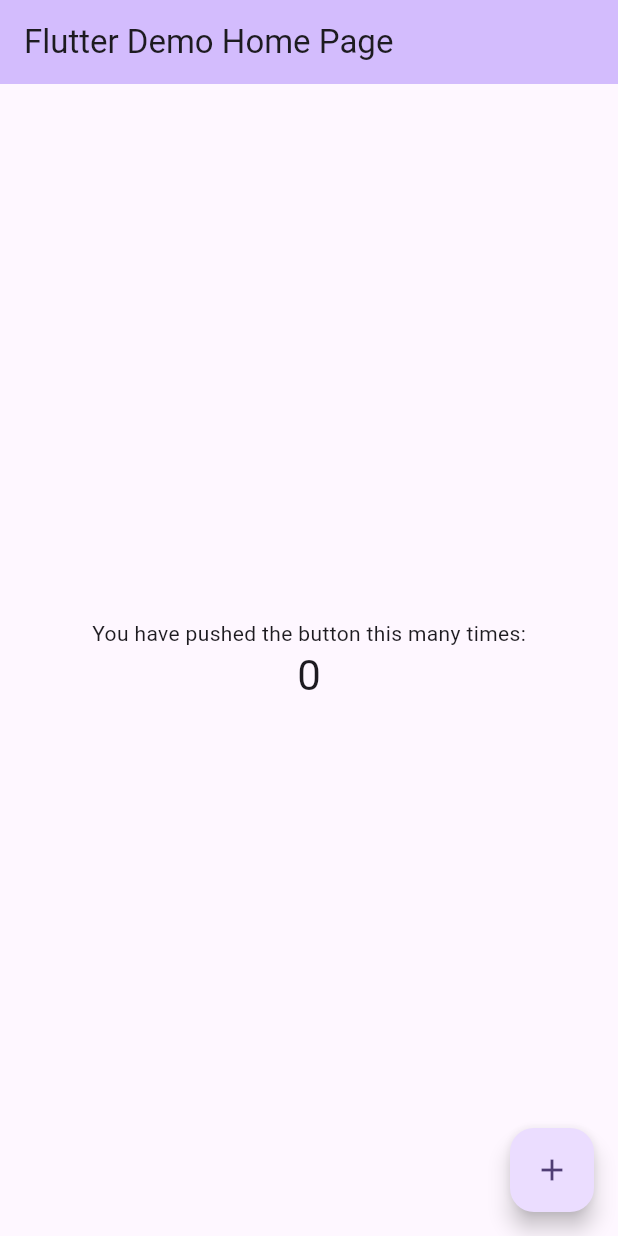
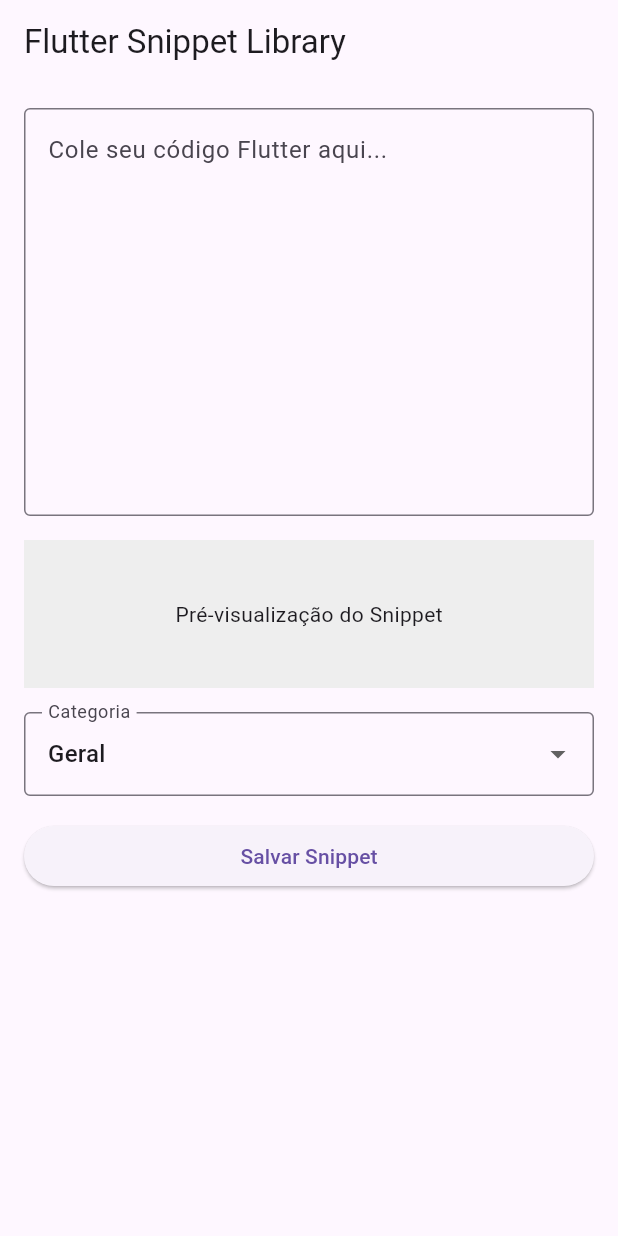
Before and after one commit to RogerioMatos75/myapp, a Flutter app: the screen it shows after launch, on a phone screen of 412 x 824 dp. Run offline on Flutter 3.47's test engine with Material 3 defaults, Android fonts, the phone set to English and light mode, and no system bars; our stand-ins replace web; missing offline and left inert: dart:ui_web.

```diff
--- a/lib/main.dart
+++ b/lib/main.dart
@@ -1,4 +1,8 @@
 import 'package:flutter/material.dart';
+import 'package:flutter/foundation.dart';
+
+import 'dart:ui_web' as ui_web;
+import 'package:web/web.dart' as web;
 
 void main() {
   runApp(const MyApp());
@@ -7,116 +11,204 @@ void main() {
 class MyApp extends StatelessWidget {
   const MyApp({super.key});
 
-  // This widget is the root of your application.
   @override
   Widget build(BuildContext context) {
     return MaterialApp(
-      title: 'Flutter Demo',
+      title: 'Snippet Library App', // Título da aplicação
       theme: ThemeData(
-        // This is the theme of your application.
-        //
-        // TRY THIS: Try running your application with "flutter run". You'll see
-        // the application has a purple toolbar. Then, without quitting the app,
-        // try changing the seedColor in the colorScheme below to Colors.green
-        // and then invoke "hot reload" (save your changes or press the "hot
-        // reload" button in a Flutter-supported IDE, or press "r" if you used
-        // the command line to start the app).
-        //
-        // Notice that the counter didn't reset back to zero; the application
-        // state is not lost during the reload. To reset the state, use hot
-        // restart instead.
-        //
-        // This works for code too, not just values: Most code changes can be
-        // tested with just a hot reload.
-        colorScheme: ColorScheme.fromSeed(seedColor: Colors.deepPurple),
+        primarySwatch: Colors.blue, // Tema padrão
       ),
-      home: const MyHomePage(title: 'Flutter Demo Home Page'),
+      home: SnippetListPage(), // Nossa nova tela principal
     );
   }
 }
 
-class MyHomePage extends StatefulWidget {
-  const MyHomePage({super.key, required this.title});
-
-  // This widget is the home page of your application. It is stateful, meaning
-  // that it has a State object (defined below) that contains fields that affect
-  // how it looks.
-
-  // This class is the configuration for the state. It holds the values (in this
-  // case the title) provided by the parent (in this case the App widget) and
-  // used by the build method of the State. Fields in a Widget subclass are
-  // always marked "final".
-
-  final String title;
+class SnippetListPage extends StatefulWidget {
+  const SnippetListPage({super.key});
 
   @override
-  State<MyHomePage> createState() => _MyHomePageState();
+  SnippetListPageState createState() => SnippetListPageState();
 }
 
-class _MyHomePageState extends State<MyHomePage> {
-  int _counter = 0;
+class SnippetListPageState extends State<SnippetListPage> {
+  // Controlador para o campo de texto onde o usuário inserirá o código
+  final TextEditingController _codeController = TextEditingController();
+  // Lista para armazenar os snippets (inicialmente vazia)
+  List<SnippetCardData> snippets = [];
+  String _selectedCategory = 'Geral'; // Default category
+  final List<String> _categories = ['Geral', 'Widgets', 'Layout']; // Example categories
 
-  void _incrementCounter() {
-    setState(() {
-      // This call to setState tells the Flutter framework that something has
-      // changed in this State, which causes it to rerun the build method below
-      // so that the display can reflect the updated values. If we changed
-      // _counter without calling setState(), then the build method would not be
-      // called again, and so nothing would appear to happen.
-      _counter++;
-    });
+  @override
+  void dispose() {
+    // Lembre-se de descartar o controlador quando o widget for removido
+    _codeController.dispose();
+    super.dispose();
   }
 
   @override
   Widget build(BuildContext context) {
-    // This method is rerun every time setState is called, for instance as done
-    // by the _incrementCounter method above.
-    //
-    // The Flutter framework has been optimized to make rerunning build methods
-    // fast, so that you can just rebuild anything that needs updating rather
-    // than having to individually change instances of widgets.
     return Scaffold(
       appBar: AppBar(
-        // TRY THIS: Try changing the color here to a specific color (to
-        // Colors.amber, perhaps?) and trigger a hot reload to see the AppBar
-        // change color while the other colors stay the same.
-        backgroundColor: Theme.of(context).colorScheme.inversePrimary,
-        // Here we take the value from the MyHomePage object that was created by
-        // the App.build method, and use it to set our appbar title.
-        title: Text(widget.title),
+        title: const Text('Flutter Snippet Library'),
       ),
-      body: Center(
-        // Center is a layout widget. It takes a single child and positions it
-        // in the middle of the parent.
+      body: Padding(
+        padding: const EdgeInsets.all(16.0),
         child: Column(
-          // Column is also a layout widget. It takes a list of children and
-          // arranges them vertically. By default, it sizes itself to fit its
-          // children horizontally, and tries to be as tall as its parent.
-          //
-          // Column has various properties to control how it sizes itself and
-          // how it positions its children. Here we use mainAxisAlignment to
-          // center the children vertically; the main axis here is the vertical
-          // axis because Columns are vertical (the cross axis would be
-          // horizontal).
-          //
-          // TRY THIS: Invoke "debug painting" (choose the "Toggle Debug Paint"
-          // action in the IDE, or press "p" in the console), to see the
-          // wireframe for each widget.
-          mainAxisAlignment: MainAxisAlignment.center,
-          children: <Widget>[
-            const Text('You have pushed the button this many times:'),
-            Text(
-              '$_counter',
-              style: Theme.of(context).textTheme.headlineMedium,
+          crossAxisAlignment: CrossAxisAlignment.stretch,
+          children: [
+            // Área para inserir o código
+            TextField(
+              controller: _codeController,
+              maxLines: 10, // Permite múltiplas linhas para o código
+              decoration: InputDecoration(
+                hintText: 'Cole seu código Flutter aqui...',
+                border: OutlineInputBorder(),
+              ),
+            ),
+            SizedBox(height: 16.0), // Espaço entre os elementos
+
+            // Área para a pré-visualização (Placeholder por enquanto)
+            Expanded(
+              flex: 1, // Ocupa 1 parte do espaço disponível
+              child: Container(
+                color: Colors.grey[200], // Cor de fundo para diferenciar
+                child: Center(
+                  child: Text('Pré-visualização do Snippet'),
+                ),
+              ),
+            ),
+            SizedBox(height: 16.0),
+
+            // Dropdown para selecionar a categoria
+            DropdownButtonFormField<String>(
+              value: _selectedCategory,
+              decoration: InputDecoration(
+                labelText: 'Categoria',
+                border: OutlineInputBorder(),
+              ),
+              items: _categories.map((String category) {
+                return DropdownMenuItem<String>(
+                  value: category,
+                  child: Text(category),
+                );
+              }).toList(),
+              onChanged: (String? newValue) {
+                if (newValue != null) {
+                  setState(() {
+                    _selectedCategory = newValue;
+                  });
+                }
+              },
+            ),
+            SizedBox(height: 16.0),
+
+            // Botão para salvar o snippet
+            ElevatedButton(
+              onPressed: () {
+                // TODO: Implementar a lógica para salvar o snippet
+                print('Código a ser salvo: ${_codeController.text}');
+                // For now, let's just add a dummy snippet to the list
+                setState(() {
+                  snippets.add(SnippetCardData(
+                    _codeController.text,
+                    _selectedCategory,
+                    'https://dartpad.dev/embed-flutter.html?code=${Uri.encodeComponent(_codeController.text)}', // Dummy URL
+                  ));
+                });
+              },
+              child: Text('Salvar Snippet'),
+            ),
+            SizedBox(height: 16.0),
+
+            // Área para a lista de cards de snippets
+            Expanded(
+              flex: 2, // Ocupa 2 partes do espaço disponível
+              child: ListView.builder(
+                itemCount: snippets.length,
+                itemBuilder: (context, index) {
+                  // TODO: Criar o SnippetCard Widget
+                  return SnippetCard(data: snippets[index]);
+                },
+              ),
             ),
           ],
         ),
       ),
-      floatingActionButton: FloatingActionButton(
-        onPressed: _incrementCounter,
-        tooltip: 'Increment',
-        child: const Icon(Icons.add),
-      ), // This trailing comma makes auto-formatting nicer for build methods.
     );
   }
 }
+
+// Modelo de dados para um Snippet (ainda simples)
+class SnippetCardData {
+  final String code;
+  final String category;
+  final String dartpadUrl; // Adicionar campo para o URL do DartPad
+
+  SnippetCardData(this.code, this.category, this.dartpadUrl);
+}
+
+// Function to register the iframe view factory
+void _registerIframeFactory(String viewType, String dartpadUrl) {
+  ui_web.platformViewRegistry.registerViewFactory(
+    viewType,
+    (int viewId) {
+      final iframe = web.document.createElement('iframe') as web.HTMLIFrameElement;
+      iframe.src = dartpadUrl;
+      iframe.style.border = 'none'; // Optional: remove iframe border
+      return iframe;
+    },
+  );
+}
+
+// Widget para exibir um Snippet em formato de card (Simplificado por enquanto)
+class SnippetCard extends StatelessWidget {
+  final SnippetCardData data;
+  const SnippetCard({super.key, required this.data});
+  @override
+  Widget build(BuildContext context) {
+    return Card(
+      child: Padding(
+        padding: const EdgeInsets.all(16.0),
+        child: Column(
+          crossAxisAlignment: CrossAxisAlignment.start,
+          children: [
+            Text(
+              'Snippet',
+              style: Theme.of(context).textTheme.titleLarge,
+            ),
+            SizedBox(height: 8.0),
+            // Display category
+            Text('Categoria: ${data.category}'),
+            SizedBox(height: 8.0),
+            // Display the DartPad embed
+            if (kIsWeb && data.dartpadUrl.isNotEmpty)
+              SizedBox(
+                height: 200, // Defina uma altura para o iframe
+                child: Builder(
+                  builder: (BuildContext context) {
+                    _registerIframeFactory('iframe-${data.hashCode}', data.dartpadUrl);
+                    return HtmlElementView(viewType: 'iframe-${data.hashCode}');                  },                ),              ),
+            SizedBox(height: 8.0),
+            Text(
+              'Código Fonte:',
+              style: Theme.of(context).textTheme.titleMedium,
+            ),
+            SizedBox(height: 8.0),
+            // Você pode usar um package para realce de sintaxe aqui
+            Container(
+              padding: const EdgeInsets.all(8.0),
+              color: Colors.grey[200],
+              child: Text(data.code),
+            ),
+            // Exibindo o código (Pode ser necessário formatação futuramente)
+            Text(data.code),
+            SizedBox(height: 8.0),
+            // TODO: Adicionar botão de copiar
+            // TODO: Adicionar área para pré-visualização no card
+          ],
+        ),
+      ),
+    );
+  }
+
+}
--- a/pubspec.yaml
+++ b/pubspec.yaml
@@ -34,6 +34,9 @@ dependencies:
   # The following adds the Cupertino Icons font to your application.
   # Use with the CupertinoIcons class for iOS style icons.
   cupertino_icons: ^1.0.8
+  web: any
+  js_interop: any
+  http: any
 
 dev_dependencies:
   flutter_test:
```
Also changed, not shown: pubspec.lock, 1 other file.
